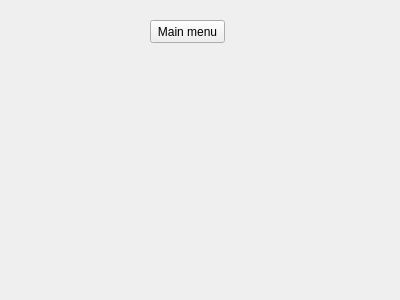
Above: gamewindow.ui from whiteAlchimik/inventory_qt before the change. Below: the same form after it.
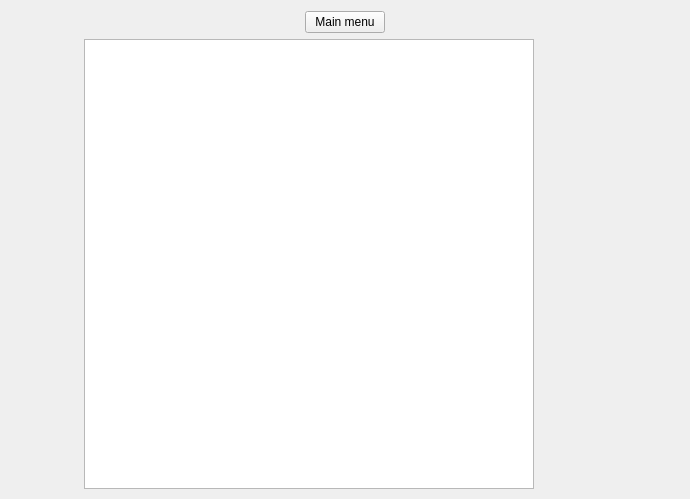
That is the form after the change.

Commit message: fix: close game window

```diff
--- a/gamewindow.ui
+++ b/gamewindow.ui
@@ -6,26 +6,123 @@
    <rect>
     <x>0</x>
     <y>0</y>
-    <width>400</width>
-    <height>300</height>
+    <width>690</width>
+    <height>499</height>
    </rect>
   </property>
+  <property name="minimumSize">
+   <size>
+    <width>690</width>
+    <height>499</height>
+   </size>
+  </property>
   <property name="windowTitle">
    <string>GameWindow</string>
   </property>
-  <widget class="QPushButton" name="mainMenu">
-   <property name="geometry">
-    <rect>
-     <x>150</x>
-     <y>20</y>
-     <width>75</width>
-     <height>23</height>
-    </rect>
-   </property>
-   <property name="text">
-    <string>Main menu</string>
-   </property>
-  </widget>
+  <layout class="QGridLayout" name="gridLayout">
+   <item row="0" column="0">
+    <layout class="QHBoxLayout" name="horizontalLayout">
+     <item>
+      <spacer name="horizontalSpacer">
+       <property name="orientation">
+        <enum>Qt::Horizontal</enum>
+       </property>
+       <property name="sizeHint" stdset="0">
+        <size>
+         <width>145</width>
+         <height>20</height>
+        </size>
+       </property>
+      </spacer>
+     </item>
+     <item>
+      <widget class="QPushButton" name="mainMenu">
+       <property name="text">
+        <string>Main menu</string>
+       </property>
+      </widget>
+     </item>
+     <item>
+      <spacer name="horizontalSpacer_2">
+       <property name="orientation">
+        <enum>Qt::Horizontal</enum>
+       </property>
+       <property name="sizeHint" stdset="0">
+        <size>
+         <width>144</width>
+         <height>20</height>
+        </size>
+       </property>
+      </spacer>
+     </item>
+    </layout>
+   </item>
+   <item row="1" column="0">
+    <layout class="QHBoxLayout" name="horizontalLayout_3">
+     <item>
+      <spacer name="horizontalSpacer_3">
+       <property name="orientation">
+        <enum>Qt::Horizontal</enum>
+       </property>
+       <property name="sizeHint" stdset="0">
+        <size>
+         <width>40</width>
+         <height>20</height>
+        </size>
+       </property>
+      </spacer>
+     </item>
+     <item>
+      <widget class="QTableWidget" name="tableWidget">
+       <property name="minimumSize">
+        <size>
+         <width>450</width>
+         <height>450</height>
+        </size>
+       </property>
+       <property name="maximumSize">
+        <size>
+         <width>450</width>
+         <height>450</height>
+        </size>
+       </property>
+       <property name="layoutDirection">
+        <enum>Qt::LeftToRight</enum>
+       </property>
+      </widget>
+     </item>
+     <item>
+      <spacer name="horizontalSpacer_4">
+       <property name="orientation">
+        <enum>Qt::Horizontal</enum>
+       </property>
+       <property name="sizeHint" stdset="0">
+        <size>
+         <width>40</width>
+         <height>20</height>
+        </size>
+       </property>
+      </spacer>
+     </item>
+     <item>
+      <layout class="QHBoxLayout" name="horizontalLayout_2"/>
+     </item>
+     <item>
+      <spacer name="horizontalSpacer_5">
+       <property name="orientation">
+        <enum>Qt::Horizontal</enum>
+       </property>
+       <property name="sizeHint" stdset="0">
+        <size>
+         <width>40</width>
+         <height>20</height>
+        </size>
+       </property>
+      </spacer>
+     </item>
+    </layout>
+   </item>
+  </layout>
  </widget>
  <resources/>
  <connections/>
```
The commit also changes 5 other files.
